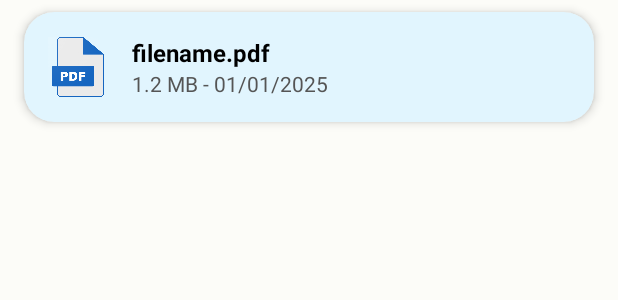
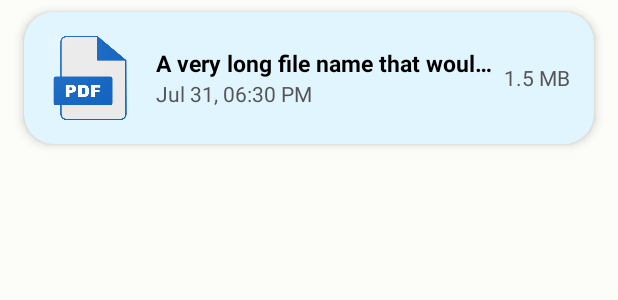
Before and after one commit to paisakamao/PDFToolkitApp-Java, an Android app: the layout item_file.xml on its own in the app's theme, with its tools: preview values and no code run, on a phone screen of 412 x 824 dp. Shown: the top 300 px of the screen. Run offline under Robolectric (Android 15) with nearby library versions, the phone set to English and light mode, and no system bars.

Commit message:
Update item_file.xml

```diff
--- a/app/src/main/res/layout/item_file.xml
+++ b/app/src/main/res/layout/item_file.xml
@@ -1,6 +1,7 @@
 <?xml version="1.0" encoding="utf-8"?>
 <androidx.cardview.widget.CardView xmlns:android="http://schemas.android.com/apk/res/android"
     xmlns:app="http://schemas.android.com/apk/res-auto"
+    xmlns:tools="http://schemas.android.com/tools"
     android:id="@+id/file_item_container"
     android:layout_width="match_parent"
     android:layout_height="wrap_content"
@@ -12,42 +13,62 @@
     app:cardCornerRadius="20dp"
     app:cardElevation="4dp">
 
-    <LinearLayout
+    <RelativeLayout
         android:layout_width="match_parent"
         android:layout_height="wrap_content"
-        android:gravity="center_vertical"
-        android:orientation="horizontal"
         android:padding="16dp">
 
+        <!-- 1. Icon size increased -->
         <ImageView
             android:id="@+id/icon_file_type"
-            android:layout_width="40dp"
-            android:layout_height="40dp"
-            android:src="@drawable/ic_pdflist" /> <!-- This uses your custom PDF icon -->
+            android:layout_width="56dp"
+            android:layout_height="56dp"
+            android:layout_centerVertical="true"
+            android:layout_marginEnd="16dp"
+            android:src="@drawable/ic_pdflist" />
 
+        <!-- 3. File size goes to the right -->
+        <TextView
+            android:id="@+id/text_file_size"
+            android:layout_width="wrap_content"
+            android:layout_height="wrap_content"
+            android:layout_alignParentEnd="true"
+            android:layout_centerVertical="true"
+            android:textColor="@color/file_details_text"
+            android:textSize="14sp"
+            tools:text="1.5 MB" />
+
+        <!-- This container holds the name and date -->
         <LinearLayout
-            android:layout_width="0dp"
+            android:layout_width="match_parent"
             android:layout_height="wrap_content"
-            android:layout_marginStart="16dp"
-            android:layout_weight="1"
+            android:layout_centerVertical="true"
+            android:layout_toStartOf="@id/text_file_size"
+            android:layout_toEndOf="@id/icon_file_type"
             android:orientation="vertical">
 
+            <!-- 2. File name is now single line, ellipsized, and smaller -->
             <TextView
                 android:id="@+id/text_file_name"
                 android:layout_width="wrap_content"
                 android:layout_height="wrap_content"
-                android:text="filename.pdf"
+                android:ellipsize="end"
+                android:maxLines="1"
                 android:textColor="@color/black"
-                android:textSize="16sp"
-                android:textStyle="bold" />
+                android:textSize="15sp"
+                android:textStyle="bold"
+                tools:text="A very long file name that would normally wrap.pdf" />
 
+            <!-- 4. Date will be formatted in the adapter -->
             <TextView
                 android:id="@+id/text_file_details"
                 android:layout_width="wrap_content"
                 android:layout_height="wrap_content"
-                android:text="1.2 MB - 01/01/2025"
                 android:textColor="@color/file_details_text"
-                android:textSize="14sp" />
+                android:textSize="14sp"
+                tools:text="Jul 31, 06:30 PM" />
         </LinearLayout>
-    </LinearLayout>
+
+    </RelativeLayout>
+
 </androidx.cardview.widget.CardView>
```
